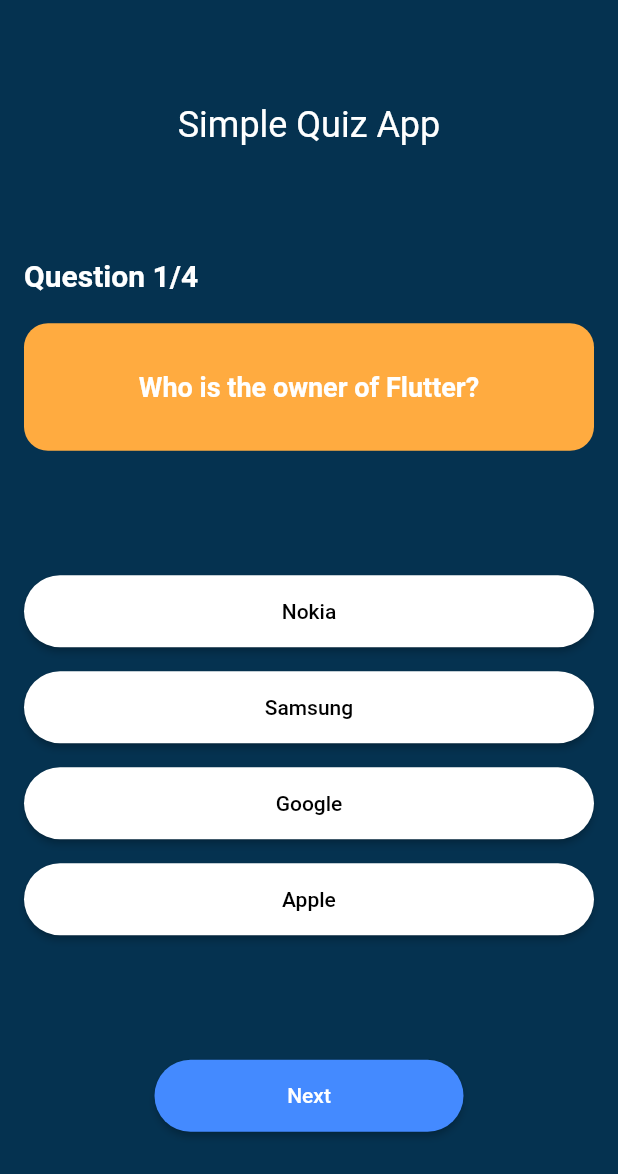
After one commit to chillit/projectNIS, a Flutter app: the Play screen opened directly, on a phone screen of 412 x 824 dp. The commit adds this screen. Shown: the top 1174 px of the screen. Run offline on Flutter 3.47's test engine with Material 2 defaults, Android fonts, the light colour scheme and no system bars.

Commit message:
add a quiz game its beta form
add a quiz game its beta form

```diff
--- a/lets_go/lib/screens/FabTabs.dart
+++ b/lets_go/lib/screens/FabTabs.dart
@@ -1,8 +1,9 @@
-import 'package:lets_go/screens/home.dart';
+import 'package:lets_go/screens/quiz/home.dart';
 import 'package:lets_go/screens/more.dart';
 import 'package:lets_go/screens/profile.dart';
 import 'package:lets_go/screens/team.dart';
 import 'package:flutter/material.dart';
+import 'package:lets_go/screens/Play.dart';
 
 class FabTabs extends StatefulWidget {
   int selectedIndex = 0;
@@ -39,7 +40,7 @@
   final PageStorageBucket bucket = PageStorageBucket();
   @override
   Widget build(BuildContext context) {
-    Widget currentScreen = currentIndex == 0 ? Home() : currentIndex == 1 ? Profile() :currentIndex == 2 ?Team():More();
+    Widget currentScreen = currentIndex == 0 ? Home() : currentIndex == 1 ? Profile() :currentIndex == 2 ?Team():currentIndex == 3 ?More():Play();
     return Scaffold(
       body: PageStorage(
         child: currentScreen,
@@ -47,9 +48,12 @@
       ),
       floatingActionButton: FloatingActionButton(
         backgroundColor: Colors.purple,
-        child: Icon(Icons.add),
+        child: Icon(Icons.play_arrow_sharp),
         onPressed: () {
-          print("add fab button");
+          setState(() {
+            currentScreen = Home();
+            currentIndex = 4;
+          });
         },
       ),
       floatingActionButtonLocation: FloatingActionButtonLocation.centerDocked,
@@ -102,7 +106,7 @@
                           color: currentIndex == 1 ? Colors.blueAccent : Colors.grey,
                         ),
                         Text(
-                          "Home",
+                          "Profile",
                           style: TextStyle(color: currentIndex == 1 ? Colors.blueAccent : Colors.grey),
                         )
                       ],
--- /dev/null
+++ b/lets_go/lib/screens/Play.dart
@@ -0,0 +1,173 @@
+import 'package:flutter/material.dart';
+import 'package:lets_go/screens/quiz/question_model.dart';
+
+class Play extends StatefulWidget {
+  @override
+  State<Play> createState() => _QuizScreenState();
+}
+
+class _QuizScreenState extends State<Play> {
+  //define the datas
+  List<Question> questionList = getQuestions();
+  int currentQuestionIndex = 0;
+  int score = 0;
+  Answer? selectedAnswer;
+
+  @override
+  Widget build(BuildContext context) {
+    return Scaffold(
+      backgroundColor: const Color.fromARGB(255, 5, 50, 80),
+      body: Container(
+        margin: const EdgeInsets.symmetric(horizontal: 16, vertical: 32),
+        child:
+        Column(mainAxisAlignment: MainAxisAlignment.spaceAround, children: [
+          const Text(
+            "Simple Quiz App",
+            style: TextStyle(
+              color: Colors.white,
+              fontSize: 24,
+            ),
+          ),
+          _questionWidget(),
+          _answerList(),
+          _nextButton(),
+        ]),
+      ),
+    );
+  }
+
+  _questionWidget() {
+    return Column(
+      crossAxisAlignment: CrossAxisAlignment.start,
+      mainAxisAlignment: MainAxisAlignment.center,
+      children: [
+        Text(
+          "Question ${currentQuestionIndex + 1}/${questionList.length.toString()}",
+          style: const TextStyle(
+            color: Colors.white,
+            fontSize: 20,
+            fontWeight: FontWeight.w600,
+          ),
+        ),
+        const SizedBox(height: 20),
+        Container(
+          alignment: Alignment.center,
+          width: double.infinity,
+          padding: const EdgeInsets.all(32),
+          decoration: BoxDecoration(
+            color: Colors.orangeAccent,
+            borderRadius: BorderRadius.circular(16),
+          ),
+          child: Text(
+            questionList[currentQuestionIndex].questionText,
+            style: const TextStyle(
+              color: Colors.white,
+              fontSize: 18,
+              fontWeight: FontWeight.w600,
+            ),
+          ),
+        )
+      ],
+    );
+  }
+
+  _answerList() {
+    return Column(
+      children: questionList[currentQuestionIndex]
+          .answersList
+          .map(
+            (e) => _answerButton(e),
+      )
+          .toList(),
+    );
+  }
+
+  Widget _answerButton(Answer answer) {
+    bool isSelected = answer == selectedAnswer;
+
+    return Container(
+      width: double.infinity,
+      margin: const EdgeInsets.symmetric(vertical: 8),
+      height: 48,
+      child: ElevatedButton(
+        child: Text(answer.answerText),
+        style: ElevatedButton.styleFrom(
+          shape: const StadiumBorder(),
+          primary: isSelected ? Colors.orangeAccent : Colors.white,
+          onPrimary: isSelected ? Colors.white : Colors.black,
+        ),
+        onPressed: () {
+          if (selectedAnswer == null) {
+            if (answer.isCorrect) {
+              score++;
+            }
+            setState(() {
+              selectedAnswer = answer;
+            });
+          }
+        },
+      ),
+    );
+  }
+
+  _nextButton() {
+    bool isLastQuestion = false;
+    if (currentQuestionIndex == questionList.length - 1) {
+      isLastQuestion = true;
+    }
+
+    return Container(
+      width: MediaQuery.of(context).size.width * 0.5,
+      height: 48,
+      child: ElevatedButton(
+        child: Text(isLastQuestion ? "Submit" : "Next"),
+        style: ElevatedButton.styleFrom(
+          shape: const StadiumBorder(),
+          primary: Colors.blueAccent,
+          onPrimary: Colors.white,
+        ),
+        onPressed: () {
+          if (isLastQuestion) {
+            //display score
+
+            showDialog(context: context, builder: (_) => _showScoreDialog());
+          } else {
+            //next question
+            setState(() {
+              selectedAnswer = null;
+              currentQuestionIndex++;
+            });
+          }
+        },
+      ),
+    );
+  }
+
+  _showScoreDialog() {
+    bool isPassed = false;
+
+    if (score >= questionList.length * 0.6) {
+      //pass if 60 %
+      isPassed = true;
+    }
+    String title = isPassed ? "Passed " : "Failed";
+
+    return AlertDialog(
+      title: Text(
+        title + " | Score is $score",
+        style: TextStyle(color: isPassed ? Colors.green : Colors.redAccent),
+      ),
+      content: ElevatedButton(
+        child: const Text("Restart"),
+        onPressed: () {
+          Navigator.pop(context);
+          setState(() {
+            currentQuestionIndex = 0;
+            score = 0;
+            selectedAnswer = null;
+          });
+        },
+      ),
+    );
+  }
+}
--- a/lets_go/lib/screens/home.dart
+++ b/lets_go/lib/screens/quiz/home.dart
@@ -22,7 +22,7 @@
           mainAxisAlignment: MainAxisAlignment.center,
           children: <Widget>[
             const Text(
-              'HOME',style: TextStyle(fontSize: 40),
+              'PROFILE',style: TextStyle(fontSize: 40),
             ),
           ],
         ),
--- /dev/null
+++ b/lets_go/lib/screens/quiz/question_model.dart
@@ -0,0 +1,58 @@
+class Question {
+  final String questionText;
+  final List<Answer> answersList;
+
+  Question(this.questionText, this.answersList);
+}
+
+class Answer {
+  final String answerText;
+  final bool isCorrect;
+
+  Answer(this.answerText, this.isCorrect);
+}
+
+List<Question> getQuestions() {
+  List<Question> list = [];
+  //ADD questions and answer here
+
+  list.add(Question(
+    "Who is the owner of Flutter?",
+    [
+      Answer("Nokia", false),
+      Answer("Samsung", false),
+      Answer("Google", true),
+      Answer("Apple", false),
+    ],
+  ));
+
+  list.add(Question(
+    "Who owns Iphone?",
+    [
+      Answer("Apple", true),
+      Answer("Microsoft", false),
+      Answer("Google", false),
+      Answer("Nokia", false),
+    ],
+  ));
+
+  list.add(Question(
+    "Youtube is _________  platform?",
+    [
+      Answer("Music Sharing", false),
+      Answer("Video Sharing", false),
+      Answer("Live Streaming", false),
+      Answer("All of the above", true),
+    ],
+  ));
+
+  list.add(Question(
+    "Flutter user dart as a language?",
+    [
+      Answer("True", true),
+      Answer("False", false),
+    ],
+  ));
+
+  return list;
+}
```
